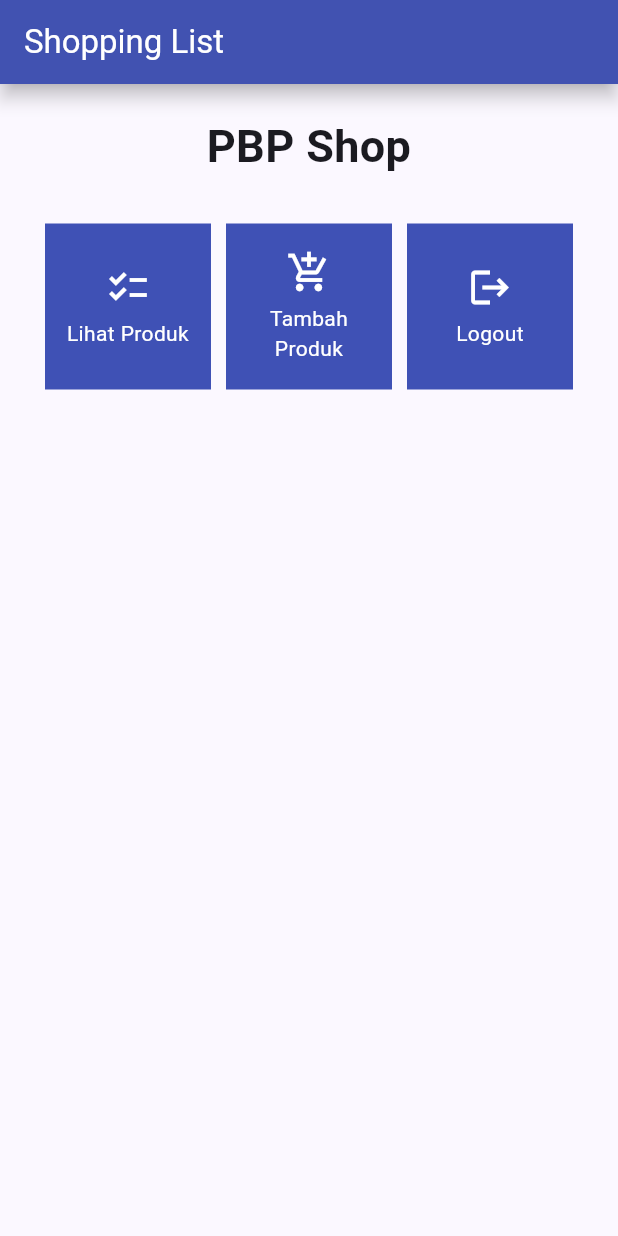
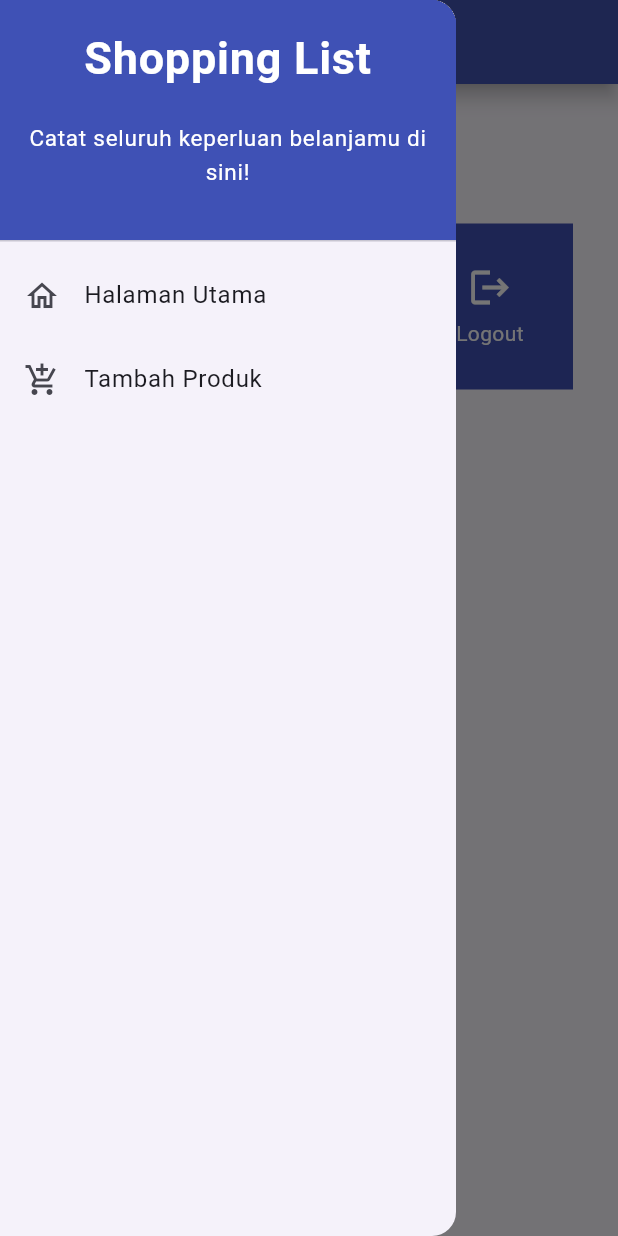
Before and after one commit to humama/shopping-list-mobile, a Flutter app: the screen it shows after launch, with the side drawer open (before the commit the screen has no drawer), on a phone screen of 412 x 824 dp. Run offline on Flutter 3.47's test engine with Material 2 defaults, Android fonts, the phone set to English and light mode, and no system bars.

Commit message:
tutorial 7 selesai

```diff
--- a/lib/main.dart
+++ b/lib/main.dart
@@ -1,5 +1,5 @@
 import 'package:flutter/material.dart';
-import 'package:shopping_list/menu.dart';
+import 'package:shopping_list/screens/menu.dart';
 
 void main() {
   runApp(const MyApp());
--- a/lib/menu.dart
+++ b/lib/screens/menu.dart
@@ -1,4 +1,6 @@
 import 'package:flutter/material.dart';
+import 'package:shopping_list/widgets/left_drawer.dart';
+import 'package:shopping_list/widgets/shop_card.dart';
 
 class MyHomePage extends StatelessWidget {
   MyHomePage({Key? key}) : super(key: key);
@@ -19,7 +21,9 @@ class MyHomePage extends StatelessWidget {
         elevation: 5,
         backgroundColor: Colors.indigo,
         shadowColor: Colors.black,
+        foregroundColor: Colors.white,
       ),
+      drawer: const LeftDrawer(),
       body: SingleChildScrollView(
         // Widget wrapper yang dapat discroll
         child: Padding(
@@ -60,55 +64,3 @@ class MyHomePage extends StatelessWidget {
     );
   }
 }
-
-class ShopItem {
-  final String name;
-  final IconData icon;
-
-  ShopItem(this.name, this.icon);
-}
-
-class ShopCard extends StatelessWidget {
-  final ShopItem item;
-
-  const ShopCard(this.item, {super.key}); // Constructor
-
-  @override
-  Widget build(BuildContext context) {
-    return Material(
-      color: Colors.indigo,
-      child: InkWell(
-        // Area responsive terhadap sentuhan
-        onTap: () {
-          // Memunculkan SnackBar ketika diklik
-          ScaffoldMessenger.of(context)
-            ..hideCurrentSnackBar()
-            ..showSnackBar(SnackBar(
-                content: Text("Kamu telah menekan tombol ${item.name}!")));
-        },
-        child: Container(
-          // Container untuk menyimpan Icon dan Text
-          padding: const EdgeInsets.all(8),
-          child: Center(
-            child: Column(
-              mainAxisAlignment: MainAxisAlignment.center,
-              children: [
-                Icon(
-                  item.icon,
-                  color: Colors.white,
-                  size: 30.0,
-                ),
-                const Padding(padding: EdgeInsets.all(3)),
-                Text(
-                  item.name,
-                  textAlign: TextAlign.center,
-                  style: const TextStyle(color: Colors.white),
-                ),
-              ],
-            ),
-          ),
-        ),
-      ),
-    );
-  }
-}
--- /dev/null
+++ b/lib/widgets/left_drawer.dart
@@ -0,0 +1,68 @@
+import 'package:flutter/material.dart';
+import 'package:shopping_list/screens/menu.dart';
+import 'package:shopping_list/screens/shoplist_form.dart';
+
+class LeftDrawer extends StatelessWidget {
+  const LeftDrawer({super.key});
+
+  @override
+  Widget build(BuildContext context) {
+    return Drawer(
+      child: ListView(
+        children: [
+          const DrawerHeader(
+            decoration: BoxDecoration(
+              color: Colors.indigo,
+            ),
+            child: Column(
+              children: [
+                Text(
+                  'Shopping List',
+                  textAlign: TextAlign.center,
+                  style: TextStyle(
+                    fontSize: 30,
+                    fontWeight: FontWeight.bold,
+                    color: Colors.white,
+                  ),
+                ),
+                Padding(padding: EdgeInsets.all(10)),
+                Text("Catat seluruh keperluan belanjamu di sini!",
+                      textAlign: TextAlign.center,
+                      style: TextStyle(
+                        fontSize: 15,
+                        color: Colors.white,
+                        fontWeight: FontWeight.normal,
+                      ),
+                    ),
+              ],
+            ),
+          ),
+          ListTile(
+            leading: const Icon(Icons.home_outlined),
+            title: const Text('Halaman Utama'),
+            // Bagian redirection ke MyHomePage
+            onTap: () {
+              Navigator.pushReplacement(
+                  context,
+                  MaterialPageRoute(
+                    builder: (context) => MyHomePage(),
+                  ));
+            },
+          ),
+          ListTile(
+            leading: const Icon(Icons.add_shopping_cart),
+            title: const Text('Tambah Produk'),
+            // Bagian redirection ke ShopFormPage
+            onTap: () {
+              Navigator.pushReplacement(
+                  context,
+                  MaterialPageRoute(
+                    builder: (context) => const ShopFormPage(),
+                  ));
+            },
+          ),
+        ],
+      ),
+    );
+  }
+}
--- /dev/null
+++ b/lib/widgets/shop_card.dart
@@ -0,0 +1,65 @@
+import 'package:flutter/material.dart';
+import 'package:shopping_list/screens/shoplist_form.dart';
+
+
+class ShopItem {
+  final String name;
+  final IconData icon;
+
+  ShopItem(this.name, this.icon);
+}
+
+class ShopCard extends StatelessWidget {
+  final ShopItem item;
+
+  const ShopCard(this.item, {super.key}); // Constructor
+
+  @override
+  Widget build(BuildContext context) {
+    return Material(
+      color: Colors.indigo,
+      child: InkWell(
+        // Area responsive terhadap sentuhan
+        onTap: () {
+          // Memunculkan SnackBar ketika diklik
+          ScaffoldMessenger.of(context)
+            ..hideCurrentSnackBar()
+            ..showSnackBar(SnackBar(
+                content: Text("Kamu telah menekan tombol ${item.name}!")));
+
+          // Navigate ke route yang sesuai (tergantung jenis tombol)
+          if (item.name == "Tambah Produk") {
+            Navigator.push(
+              context,
+              MaterialPageRoute(
+                builder: (context) => const ShopFormPage()
+              ),
+            );
+          }
+        },
+        child: Container(
+          // Container untuk menyimpan Icon dan Text
+          padding: const EdgeInsets.all(8),
+          child: Center(
+            child: Column(
+              mainAxisAlignment: MainAxisAlignment.center,
+              children: [
+                Icon(
+                  item.icon,
+                  color: Colors.white,
+                  size: 30.0,
+                ),
+                const Padding(padding: EdgeInsets.all(3)),
+                Text(
+                  item.name,
+                  textAlign: TextAlign.center,
+                  style: const TextStyle(color: Colors.white),
+                ),
+              ],
+            ),
+          ),
+        ),
+      ),
+    );
+  }
+}
```
Also changed, not shown: lib/screens/shoplist_form.dart (added, +163 -0 lines).
